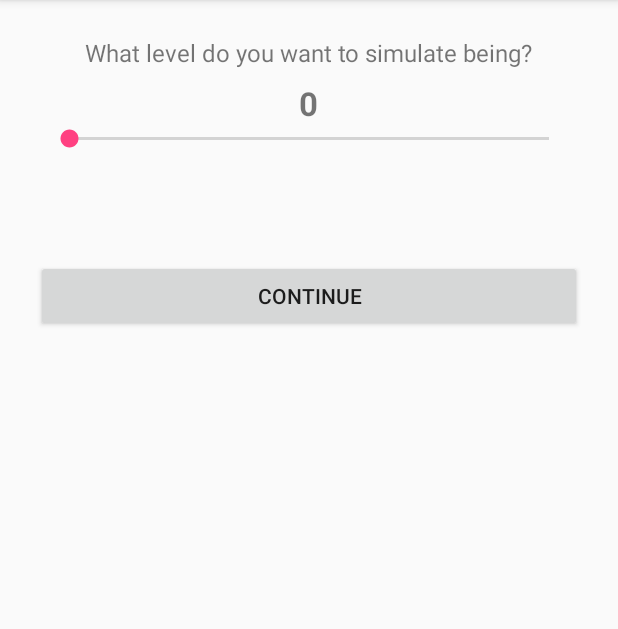
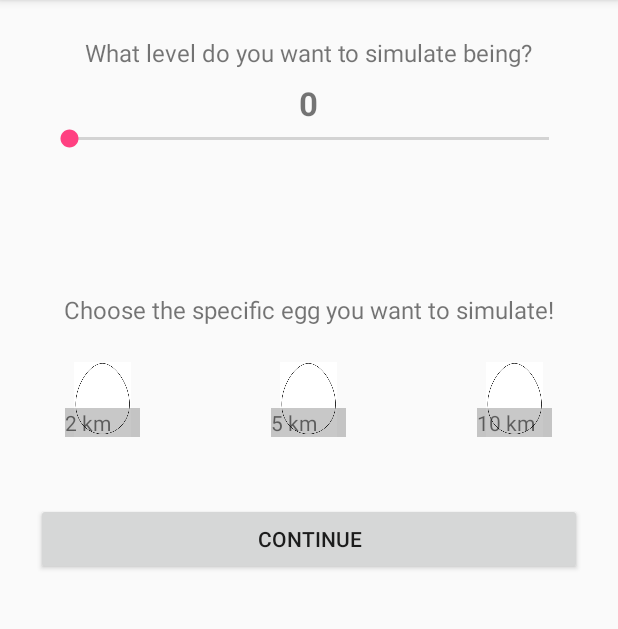
Before and after one commit to f3lixz/EggSimulatorv2, an Android app: the screen it shows after launch (MainActivity), on a phone screen of 412 x 824 dp, the part 84-713 px from its top. Run offline under Robolectric (Android 15) with nearby library versions, the phone set to English and light mode, and no system bars.

Commit message:
squashed eggchooser into player settings fragment

```diff
--- a/app/src/main/java/se/eggmaster/eggsimulator/Fragments/EggChooserFragment.java
+++ /dev/null
@@ -1,80 +0,0 @@
-package se.eggmaster.eggsimulator.Fragments;
-
-import android.os.Bundle;
-import android.support.annotation.Nullable;
-import android.support.v4.app.Fragment;
-import android.view.LayoutInflater;
-import android.view.View;
-import android.view.ViewGroup;
-import android.widget.Button;
-import android.widget.ImageView;
-import android.widget.Toast;
-
-import se.eggmaster.eggsimulator.MainActivity;
-import se.eggmaster.eggsimulator.R;
-
-/**
- * Created by FelixTheMaster on 2016-07-29.
- */
-public class EggChooserFragment extends Fragment implements View.OnClickListener {
-
-    private ImageView mEgg2km;
-    private ImageView mEgg5km;
-    private ImageView mEgg10km;
-
-    private Button mContinueButton;
-
-    @Nullable
-    @Override
-    public View onCreateView(LayoutInflater inflater, @Nullable ViewGroup container, @Nullable Bundle savedInstanceState) {
-        return inflater.inflate(R.layout.egg_chooser_fragment, container, false);
-    }
-    @Override
-    public void onViewCreated(View view, Bundle savedInstanceState) {
-        super.onViewCreated(view, savedInstanceState);
-        mEgg2km = (ImageView) view.findViewById(R.id.egg1);
-        mEgg2km.setOnClickListener(getEggOnClickListener());
-        mEgg5km = (ImageView) view.findViewById(R.id.egg2);
-        mEgg5km.setOnClickListener(getEggOnClickListener());
-        mEgg10km = (ImageView) view.findViewById(R.id.egg3);
-        mEgg10km.setOnClickListener(getEggOnClickListener());
-        mContinueButton = (Button) view.findViewById(R.id.continueButton);
-        mContinueButton.setOnClickListener(this);
-    }
-
-    public View.OnClickListener getEggOnClickListener() {
-        return new View.OnClickListener() {
-            @Override
-            public void onClick(View v) {
-                updateEggDrawables();
-                v.setSelected(true);
-                v.setBackground(getResources().getDrawable(R.drawable.selected_border));
-                v.invalidate();
-            }
-        };
-    }
-
-    private void updateEggDrawables() {
-        mEgg2km.setSelected(false);
-        mEgg5km.setSelected(false);
-        mEgg10km.setSelected(false);
-        mEgg2km.setBackground(null);
-        mEgg5km.setBackground(null);
-        mEgg10km.setBackground(null);
-    }
-
-    @Override
-    public void onClick(View v) {
-        String selected =  "none";
-        if (mEgg2km.isSelected())
-            selected = "2km";
-        if (mEgg5km.isSelected())
-            selected = "5km";
-        if (mEgg10km.isSelected())
-            selected = "10km";
-
-        Toast.makeText(getActivity(), selected, Toast.LENGTH_SHORT).show();
-        ((MainActivity) getActivity()).replaceFragment(new EggOpenerFragment());
-
-    }
-}
--- a/app/src/main/java/se/eggmaster/eggsimulator/Fragments/PlayerSettingsFragment.java
+++ b/app/src/main/java/se/eggmaster/eggsimulator/Fragments/PlayerSettingsFragment.java
@@ -7,6 +7,8 @@ import android.view.LayoutInflater;
 import android.view.View;
 import android.view.ViewGroup;
 import android.widget.Button;
+import android.widget.ImageView;
+import android.widget.Toast;
 
 import se.eggmaster.eggsimulator.MainActivity;
 import se.eggmaster.eggsimulator.R;
@@ -20,6 +22,10 @@ public class PlayerSettingsFragment extends Fragment implements View.OnClickList
     private LevelChooserWidget mLevelChooserWidget;
     private Button mContinueButton;
 
+    private ImageView mEgg2km;
+    private ImageView mEgg5km;
+    private ImageView mEgg10km;
+
     @Nullable
     @Override
     public View onCreateView(LayoutInflater inflater, @Nullable ViewGroup container, @Nullable Bundle savedInstanceState) {
@@ -32,11 +38,37 @@ public class PlayerSettingsFragment extends Fragment implements View.OnClickList
         mLevelChooserWidget = (LevelChooserWidget) view.findViewById(R.id.levelChooser);
         mContinueButton = (Button) view.findViewById(R.id.continueButton);
         mContinueButton.setOnClickListener(this);
+        mEgg2km = (ImageView) view.findViewById(R.id.egg1);
+        mEgg2km.setOnClickListener(getEggOnClickListener());
+        mEgg5km = (ImageView) view.findViewById(R.id.egg2);
+        mEgg5km.setOnClickListener(getEggOnClickListener());
+        mEgg10km = (ImageView) view.findViewById(R.id.egg3);
+        mEgg10km.setOnClickListener(getEggOnClickListener());
+    }
+
+    public View.OnClickListener getEggOnClickListener() {
+        return new View.OnClickListener() {
+            @Override
+            public void onClick(View v) {
+                updateEggDrawables();
+                v.setSelected(true);
+                v.setBackground(getResources().getDrawable(R.drawable.selected_border));
+                v.invalidate();
+            }
+        };
+    }
+
+    private void updateEggDrawables() {
+        mEgg2km.setSelected(false);
+        mEgg5km.setSelected(false);
+        mEgg10km.setSelected(false);
+        mEgg2km.setBackground(null);
+        mEgg5km.setBackground(null);
+        mEgg10km.setBackground(null);
     }
 
     @Override
     public void onClick(View v) {
-        EggChooserFragment eggChooserFragment = new EggChooserFragment();
-        ((MainActivity) getActivity()).replaceFragment(eggChooserFragment);
+        ((MainActivity) getActivity()).replaceFragment(new EggOpenerFragment());
     }
 }
--- a/app/src/main/res/layout/player_settings_fragment.xml
+++ b/app/src/main/res/layout/player_settings_fragment.xml
@@ -15,9 +15,81 @@
 
     <include android:id="@+id/levelChooser" layout="@layout/level_chooser_widget"/>
 
+    <TextView
+        android:paddingTop="86dp"
+        android:layout_width="wrap_content"
+        android:layout_height="wrap_content"
+        android:textSize="16sp"
+        android:layout_gravity="center_horizontal"
+        android:text="@string/choose_egg_size" />
+    <LinearLayout
+        android:layout_marginTop="24dp"
+        android:layout_width="match_parent"
+        android:layout_height="wrap_content"
+        android:orientation="horizontal">
+        <RelativeLayout
+            android:layout_width="0dp"
+            android:layout_weight="1"
+            android:layout_height="wrap_content">
+            <ImageView
+                android:layout_centerHorizontal="true"
+                android:layout_width="50dp"
+                android:layout_height="50dp"
+                android:src="@drawable/egg"
+                android:id="@+id/egg1" />
+            <TextView
+                android:layout_width="wrap_content"
+                android:layout_height="wrap_content"
+                android:width="50dp"
+                android:background="#37000000"
+                android:layout_alignBottom="@+id/egg1"
+                android:layout_centerHorizontal="true"
+                android:text="@string/twokm"/>
+        </RelativeLayout>
+        <RelativeLayout
+            android:layout_width="0dp"
+            android:layout_weight="1"
+            android:layout_height="wrap_content">
+            <ImageView
+                android:layout_centerHorizontal="true"
+                android:layout_width="50dp"
+                android:layout_height="50dp"
+                android:src="@drawable/egg"
+                android:id="@+id/egg2" />
+            <TextView
+                android:layout_width="wrap_content"
+                android:layout_height="wrap_content"
+                android:width="50dp"
+                android:background="#37000000"
+                android:layout_alignBottom="@+id/egg2"
+                android:layout_centerHorizontal="true"
+                android:text="@string/fivekm"/>
+        </RelativeLayout>
+        <RelativeLayout
+            android:layout_width="0dp"
+            android:layout_weight="1"
+            android:layout_height="wrap_content">
+            <ImageView
+                android:layout_centerHorizontal="true"
+                android:layout_width="50dp"
+                android:layout_height="50dp"
+                android:src="@drawable/egg"
+                android:id="@+id/egg3" />
+            <TextView
+                android:layout_width="wrap_content"
+                android:layout_height="wrap_content"
+                android:width="50dp"
+                android:background="#37000000"
+                android:layout_alignBottom="@+id/egg3"
+                android:layout_centerHorizontal="true"
+                android:text="@string/tenkm"/>
+        </RelativeLayout>
+
+    </LinearLayout>
+
     <Button
         android:id="@+id/continueButton"
-        android:layout_marginTop="64dp"
+        android:layout_marginTop="44dp"
         android:layout_marginLeft="24dp"
         android:layout_marginRight="24dp"
         android:layout_width="match_parent"
--- a/app/src/main/res/values/strings.xml
+++ b/app/src/main/res/values/strings.xml
@@ -1,6 +1,7 @@
 <resources>
     <string name="app_name">Egg Simulator</string>
     <string name="player_level_text">What level do you want to simulate being?</string>
+    <string name="choose_egg_size">Choose the specific egg you want to simulate!</string>
     <string name="pokepop_title">Congratulations! you got a %s!</string>
     <string name="pokepop_name">Name: %1$s</string>
     <string name="pokepop_level">Level: %1$s</string>
@@ -8,6 +9,10 @@
     <string name="pokepop_cp">CP: %1$s</string>
     <string name="pokepop_weight">Weight: %1$s</string>
     <string name="pokepop_length">Length: %1$s</string>
+
+    <string name="twokm">2 km</string>
+    <string name="fivekm">5 km</string>
+    <string name="tenkm">10 km</string>
     <string name="general_continue">Continue</string>
     <string name="general_ok">OK</string>
 </resources>
```
